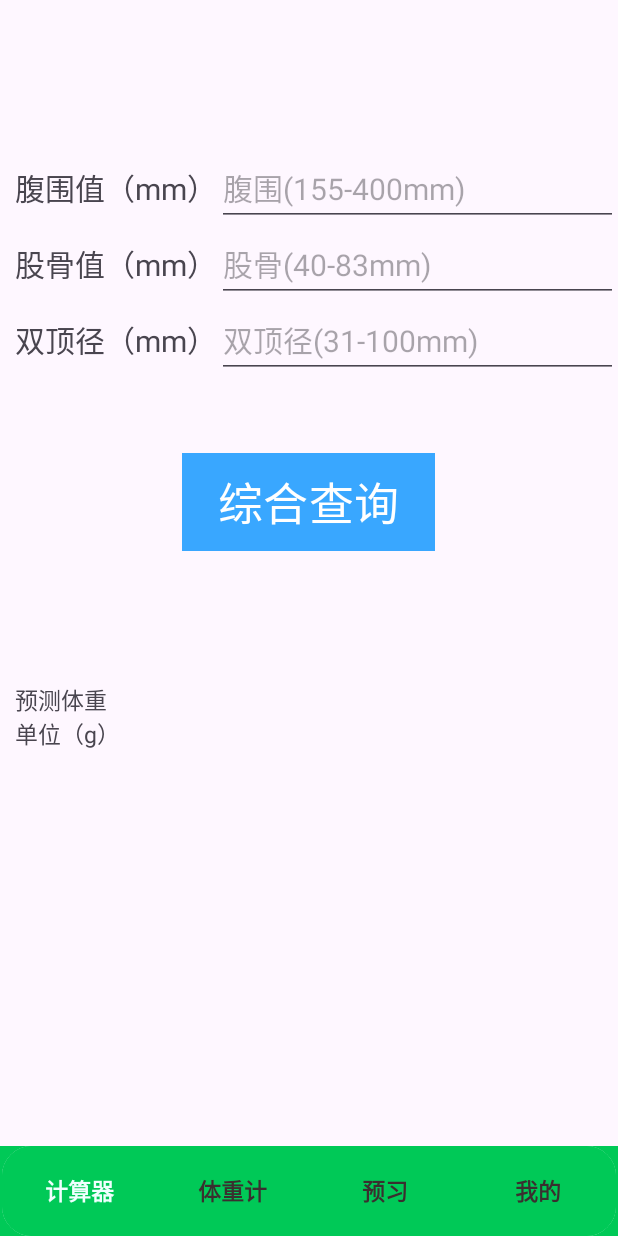
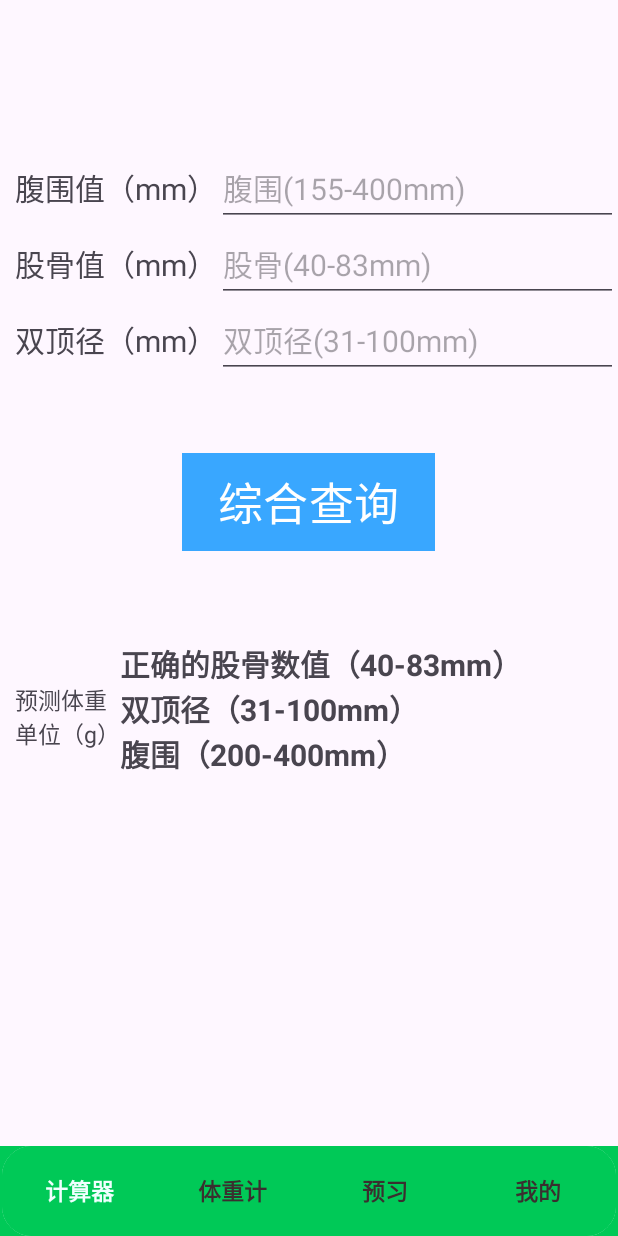
Before and after one commit to outlllc/medtools, an Android app: the fragment BabyWeight placed in its activity, after a tap on "综合查询", on a phone screen of 412 x 824 dp. Run offline under Robolectric (Android 15) with nearby library versions, the phone set to English and light mode, and no system bars.

Commit message:
bug fixx

```diff
--- a/app/src/main/java/com/example/recycle/BabyWeight.kt
+++ b/app/src/main/java/com/example/recycle/BabyWeight.kt
@@ -5,6 +5,7 @@ import androidx.fragment.app.Fragment
 import android.view.LayoutInflater
 import android.view.View
 import android.view.ViewGroup
+import android.widget.Button
 import android.widget.EditText
 import android.widget.TextView
 import kotlin.math.roundToInt
@@ -12,17 +13,25 @@ import kotlin.math.roundToInt
 
 class BabyWeight : Fragment() {
 
-    val dbHelper:DataBaseHelper=DataBaseHelper(this.activity)
+    var dbHelper: DataBaseHelper? =null
     override fun onCreate(savedInstanceState: Bundle?) {
         super.onCreate(savedInstanceState)
 
     }
 
+//    lateinit var view:View
     override fun onCreateView(
         inflater: LayoutInflater, container: ViewGroup?,
         savedInstanceState: Bundle?
     ): View? {
         var view = inflater.inflate(R.layout.fragment_baby_weight, container, false)
+        var conprehensiveButton=view.findViewById<Button>(R.id.QueryButtonConpre)
+        conprehensiveButton.setOnClickListener {
+            QueryConpre()
+        }
+
+        dbHelper =DataBaseHelper(context)
+
         return view
     }
 
@@ -104,11 +113,11 @@ class BabyWeight : Fragment() {
         }
     }
 
-    fun QueryConpre(view: View) {
-        val editText1 = view.findViewById<EditText>(R.id.QueryAc)
-        val editText2 = view.findViewById<EditText>(R.id.QueryFl)
-        val editText3 = view.findViewById<EditText>(R.id.QueryYBpd)
-        val queryResult: TextView = view.findViewById<TextView>(R.id.QueryResultConpre)
+    fun QueryConpre() {
+        val editText1 = requireActivity().findViewById<EditText>(R.id.QueryAc)
+        val editText2 = requireActivity().findViewById<EditText>(R.id.QueryFl)
+        val editText3 = requireActivity().findViewById<EditText>(R.id.QueryYBpd)
+        val queryResult: TextView = requireActivity().findViewById<TextView>(R.id.QueryResultConpre)
         var x = editText1.text.toString().trim()
         var y = editText2.text.toString().trim()
         val z= editText3.text.toString().trim()
--- a/app/src/main/java/com/example/recycle/DataBaseHelper.kt
+++ b/app/src/main/java/com/example/recycle/DataBaseHelper.kt
@@ -1,13 +1,13 @@
 package com.example.recycle
 
 import android.annotation.SuppressLint
+import android.content.Context
 import android.database.sqlite.SQLiteDatabase
 import android.database.sqlite.SQLiteOpenHelper
 import android.util.Log
 import androidx.core.content.contentValuesOf
-import androidx.fragment.app.FragmentActivity
 
-class DataBaseHelper(context: FragmentActivity?) :SQLiteOpenHelper(context, "weight.db", null, 1) {
+class DataBaseHelper(context: Context?) :SQLiteOpenHelper(context, "weight.db", null, 1) {
     val TABLE_NAME="weight"
     val TABLE_NAMEBPD="bpdac"
     val sqlCreat="create table ${TABLE_NAME} (id integer primary key autoincrement,tw200 TEXT,tw205 TEXT,tw210 TEXT,tw215 TEXT,tw220 TEXT,tw225 TEXT,tw230 TEXT,tw235 TEXT,tw240 TEXT,tw245 TEXT,tw250 TEXT,tw255 TEXT,tw260 TEXT,tw265 TEXT,tw270 TEXT,tw275 TEXT,tw280 TEXT,tw285 TEXT,tw290 TEXT,tw295 TEXT,tw300 TEXT,tw305 TEXT,tw310 TEXT,tw315 TEXT,tw320 TEXT,tw325 TEXT,tw330 TEXT,tw335 TEXT,tw340 TEXT,tw345 TEXT,tw350 TEXT,tw355 TEXT,tw360 TEXT,tw365 TEXT,tw370 TEXT,tw375 TEXT,tw380 TEXT,tw385 TEXT,tw390 TEXT,tw395 TEXT,tw400 TEXT)"
--- a/app/src/main/res/layout/fragment_baby_weight.xml
+++ b/app/src/main/res/layout/fragment_baby_weight.xml
@@ -70,8 +70,7 @@
         android:layout_marginTop="50dp"
         android:layout_gravity="center"
         app:backgroundTint="@null"
-        android:background="@drawable/buttonseletor"
-        android:onClick="QueryConpre"/>
+        android:background="@drawable/buttonseletor" />
     <LinearLayout
         android:layout_width="match_parent"
         android:layout_height="wrap_content"
```
Also changed, not shown: 62 other files.
